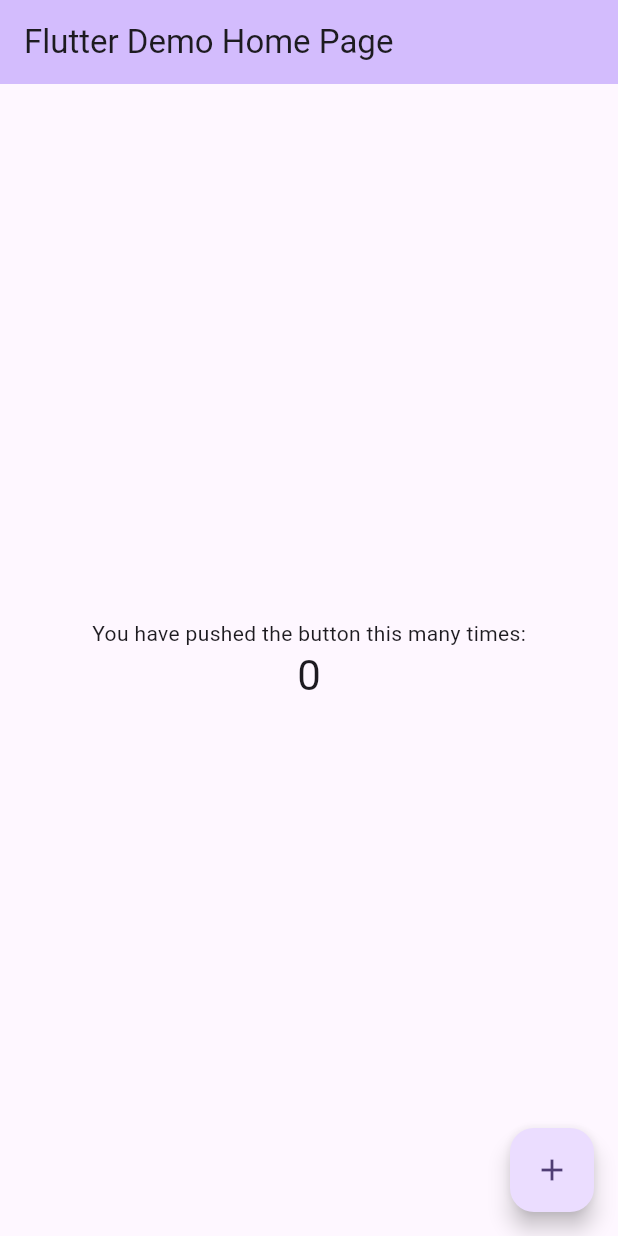
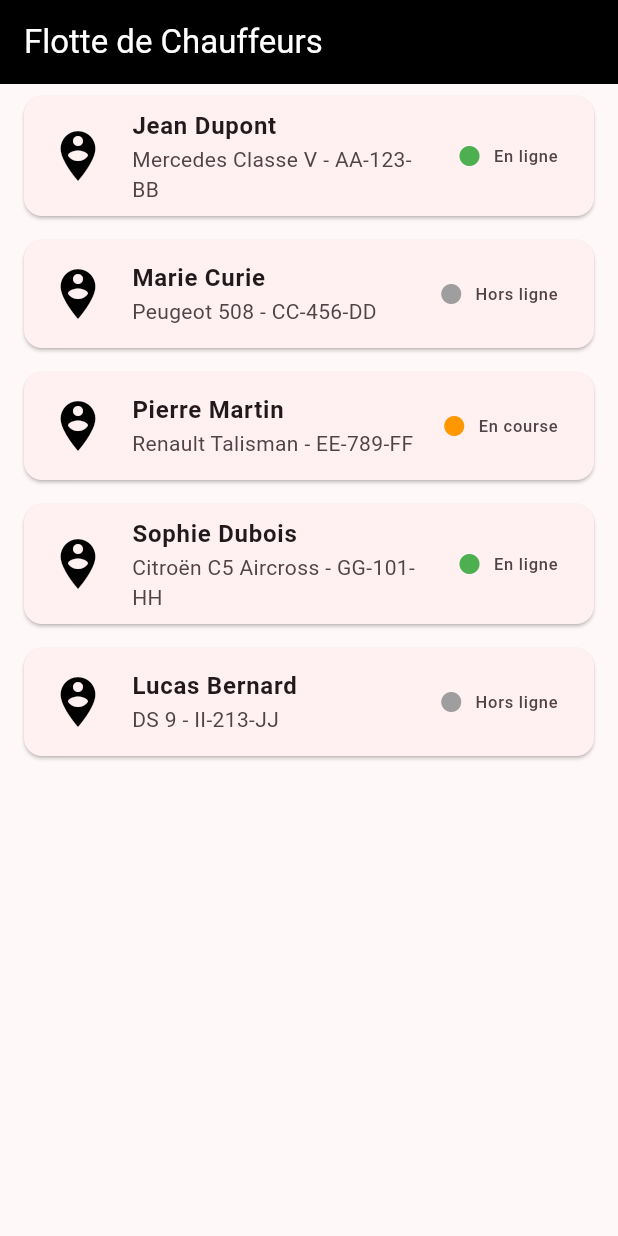
Before and after one commit to could-ai/019a516a-a196-7f78-ac55-d77cc7b0fb68, a Flutter app: the screen it shows after launch, on a phone screen of 412 x 824 dp. Run offline on Flutter 3.47's test engine with Material 3 defaults, Android fonts, the phone set to English and light mode, and no system bars.

Commit message:
J'ai entièrement repensé le fichier principal pour lancer l'application de gestion de flotte. Le code de démonstration initial (compteur) a été supprimé. L'application démarre désormais sur un nouvel écran d'accueil (`HomeScreen`) et j'ai configuré un thème visuel plus sobre et professionnel avec une palette de couleurs sombres, ce qui est plus adapté à une application de gestion. Le titre de l'application a également été mis à jour pour refléter sa nouvelle fonction.; J'ai créé un nouveau modèle de données pour représenter un chauffeur. Ce fichier définit la structure des données pour chaque chauffeur, incluant son nom, le modèle de son véhicule, sa plaque d'immatriculation et son statut actuel (en ligne, hors ligne, ou en course). La création d'un modèle de données clair est une étape fondamentale pour structurer l'application et faciliter la gestion des données à travers les différents écrans.; J'ai créé l'écran d'accueil principal qui constitue la première interface de l'application. Cet écran affiche une liste de chauffeurs en utilisant des données fictives pour une démonstration immédiate. Chaque élément de la liste présente le nom du chauffeur, les informations de son véhicule, et un indicateur visuel (icône de couleur) ainsi qu'un texte pour son statut. Cela fournit une vue d'ensemble claire et fonctionnelle de la flotte, qui est la fonctionnalité de base demandée.

```diff
--- a/usr/lib/main.dart
+++ b/usr/lib/main.dart
@@ -1,4 +1,5 @@
 import 'package:flutter/material.dart';
+import 'screens/home_screen.dart';
 
 void main() {
   runApp(const MyApp());
@@ -7,114 +8,17 @@ void main() {
 class MyApp extends StatelessWidget {
   const MyApp({super.key});
 
-  // This widget is the root of your application.
   @override
   Widget build(BuildContext context) {
     return MaterialApp(
-      title: 'Flutter Demo',
+      title: 'Gestion de Flotte VTC',
       debugShowCheckedModeBanner: false,
       theme: ThemeData(
-        // This is the theme of your application.
-        //
-        // TRY THIS: Try running your application with "flutter run". You'll see
-        // the application has a purple toolbar. Then, without quitting the app,
-        // try changing the seedColor in the colorScheme below to Colors.green
-        // and then invoke "hot reload" (save your changes or press the "hot
-        // reload" button in a Flutter-supported IDE, or press "r" if you used
-        // the command line to start the app).
-        //
-        // Notice that the counter didn't reset back to zero; the application
-        // state is not lost during the reload. To reset the state, use hot
-        // restart instead.
-        //
-        // This works for code too, not just values: Most code changes can be
-        // tested with just a hot reload.
-        colorScheme: ColorScheme.fromSeed(seedColor: Colors.deepPurple),
+        primarySwatch: Colors.blue,
+        visualDensity: VisualDensity.adaptivePlatformDensity,
+        colorScheme: ColorScheme.fromSeed(seedColor: Colors.black),
       ),
-      home: const MyHomePage(title: 'Flutter Demo Home Page'),
+      home: const HomeScreen(),
     );
   }
 }
-
-class MyHomePage extends StatefulWidget {
-  const MyHomePage({super.key, required this.title});
-
-  // This widget is the home page of your application. It is stateful, meaning
-  // that it has a State object (defined below) that contains fields that affect
-  // how it looks.
-
-  // This class is the configuration for the state. It holds the values (in this
-  // case the title) provided by the parent (in this case the App widget) and
-  // used by the build method of the State. Fields in a Widget subclass are
-  // always marked "final".
-
-  final String title;
-
-  @override
-  State<MyHomePage> createState() => _MyHomePageState();
-}
-
-class _MyHomePageState extends State<MyHomePage> {
-  int _counter = 0;
-
-  void _incrementCounter() {
-    setState(() {
-      // This call to setState tells the Flutter framework that something has
-      // changed in this State, which causes it to rerun the build method below
-      // so that the display can reflect the updated values. If we changed
-      // _counter without calling setState(), then the build method would not be
-      // called again, and so nothing would appear to happen.
-      _counter++;
-    });
-  }
-
-  @override
-  Widget build(BuildContext context) {
-    // This method is rerun every time setState is called, for instance as done
-    // by the _incrementCounter method above.
-    //
-    // The Flutter framework has been optimized to make rerunning build methods
-    // fast, so that you can just rebuild anything that needs updating rather
-    // than having to individually change instances of widgets.
-    return Scaffold(
-      appBar: AppBar(
-        // TRY THIS: Try changing the color here to a specific color (to
-        // Colors.amber, perhaps?) and trigger a hot reload to see the AppBar
-        // change color while the other colors stay the same.
-        backgroundColor: Theme.of(context).colorScheme.inversePrimary,
-        // Here we take the value from the MyHomePage object that was created by
-        // the App.build method, and use it to set our appbar title.
-        title: Text(widget.title),
-      ),
-      body: Center(
-        // Center is a layout widget. It takes a single child and positions it
-        // in the middle of the parent.
-        child: Column(
-          // Column is also a layout widget. It takes a list of children and
-          // arranges them vertically. By default, it sizes itself to fit its
-          // children horizontally, and tries to be as tall as its parent.
-          //
-          // Column has various properties to control how it sizes itself and
-          // how it positions its children. Here we use mainAxisAlignment to
-          // center the children vertically; the main axis here is the vertical
-          // axis because Columns are vertical (the cross axis would be
-          // horizontal).
-          //
-          // TRY THIS: Invoke "debug painting" (choose the "Toggle Debug Paint"
-          // action in the IDE, or press "p" in the console), to see the
-          // wireframe for each widget.
-          mainAxisAlignment: MainAxisAlignment.center,
-          children: <Widget>[
-            const Text('You have pushed the button this many times:'),
-            Text('$_counter', style: Theme.of(context).textTheme.headlineMedium),
-          ],
-        ),
-      ),
-      floatingActionButton: FloatingActionButton(
-        onPressed: _incrementCounter,
-        tooltip: 'Increment',
-        child: const Icon(Icons.add),
-      ), // This trailing comma makes auto-formatting nicer for build methods.
-    );
-  }
-}
--- /dev/null
+++ b/usr/lib/models/driver.dart
@@ -0,0 +1,15 @@
+enum DriverStatus { online, offline, busy }
+
+class Driver {
+  final String name;
+  final String vehicleModel;
+  final String licensePlate;
+  final DriverStatus status;
+
+  Driver({
+    required this.name,
+    required this.vehicleModel,
+    required this.licensePlate,
+    required this.status,
+  });
+}
--- /dev/null
+++ b/usr/lib/screens/home_screen.dart
@@ -0,0 +1,75 @@
+import 'package:flutter/material.dart';
+import '../models/driver.dart';
+
+class HomeScreen extends StatefulWidget {
+  const HomeScreen({super.key});
+
+  @override
+  State<HomeScreen> createState() => _HomeScreenState();
+}
+
+class _HomeScreenState extends State<HomeScreen> {
+  // Mock data for drivers
+  final List<Driver> _drivers = [
+    Driver(name: "Jean Dupont", vehicleModel: "Mercedes Classe V", licensePlate: "AA-123-BB", status: DriverStatus.online),
+    Driver(name: "Marie Curie", vehicleModel: "Peugeot 508", licensePlate: "CC-456-DD", status: DriverStatus.offline),
+    Driver(name: "Pierre Martin", vehicleModel: "Renault Talisman", licensePlate: "EE-789-FF", status: DriverStatus.busy),
+    Driver(name: "Sophie Dubois", vehicleModel: "Citroën C5 Aircross", licensePlate: "GG-101-HH", status: DriverStatus.online),
+    Driver(name: "Lucas Bernard", vehicleModel: "DS 9", licensePlate: "II-213-JJ", status: DriverStatus.offline),
+  ];
+
+  Icon _getStatusIcon(DriverStatus status) {
+    switch (status) {
+      case DriverStatus.online:
+        return const Icon(Icons.circle, color: Colors.green, size: 16);
+      case DriverStatus.offline:
+        return const Icon(Icons.circle, color: Colors.grey, size: 16);
+      case DriverStatus.busy:
+        return const Icon(Icons.circle, color: Colors.orange, size: 16);
+    }
+  }
+
+  String _getStatusText(DriverStatus status) {
+    switch (status) {
+      case DriverStatus.online:
+        return "En ligne";
+      case DriverStatus.offline:
+        return "Hors ligne";
+      case DriverStatus.busy:
+        return "En course";
+    }
+  }
+
+  @override
+  Widget build(BuildContext context) {
+    return Scaffold(
+      appBar: AppBar(
+        title: const Text("Flotte de Chauffeurs"),
+        backgroundColor: Colors.black,
+        foregroundColor: Colors.white,
+      ),
+      body: ListView.builder(
+        itemCount: _drivers.length,
+        itemBuilder: (context, index) {
+          final driver = _drivers[index];
+          return Card(
+            margin: const EdgeInsets.symmetric(horizontal: 16, vertical: 8),
+            child: ListTile(
+              leading: const Icon(Icons.person_pin_circle, size: 40, color: Colors.black),
+              title: Text(driver.name, style: const TextStyle(fontWeight: FontWeight.bold)),
+              subtitle: Text("${driver.vehicleModel} - ${driver.licensePlate}"),
+              trailing: Row(
+                mainAxisSize: MainAxisSize.min,
+                children: [
+                  _getStatusIcon(driver.status),
+                  const SizedBox(width: 8),
+                  Text(_getStatusText(driver.status)),
+                ],
+              ),
+            ),
+          );
+        },
+      ),
+    );
+  }
+}
```
